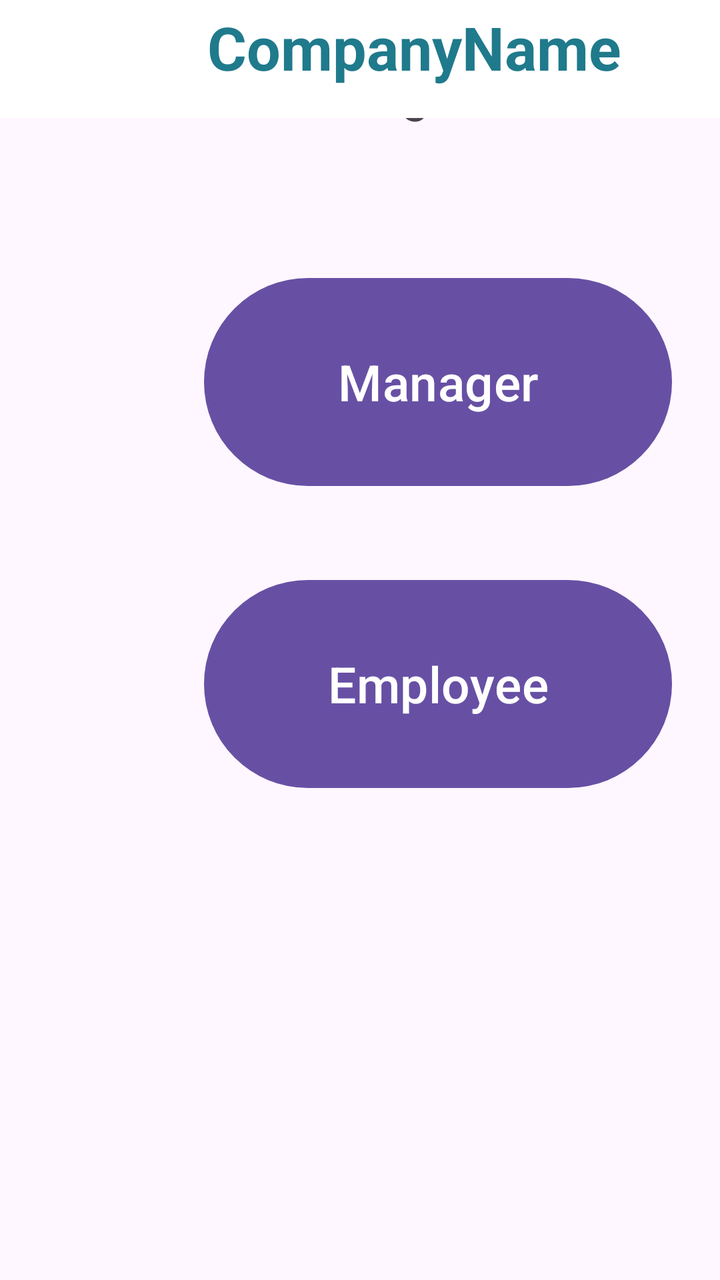
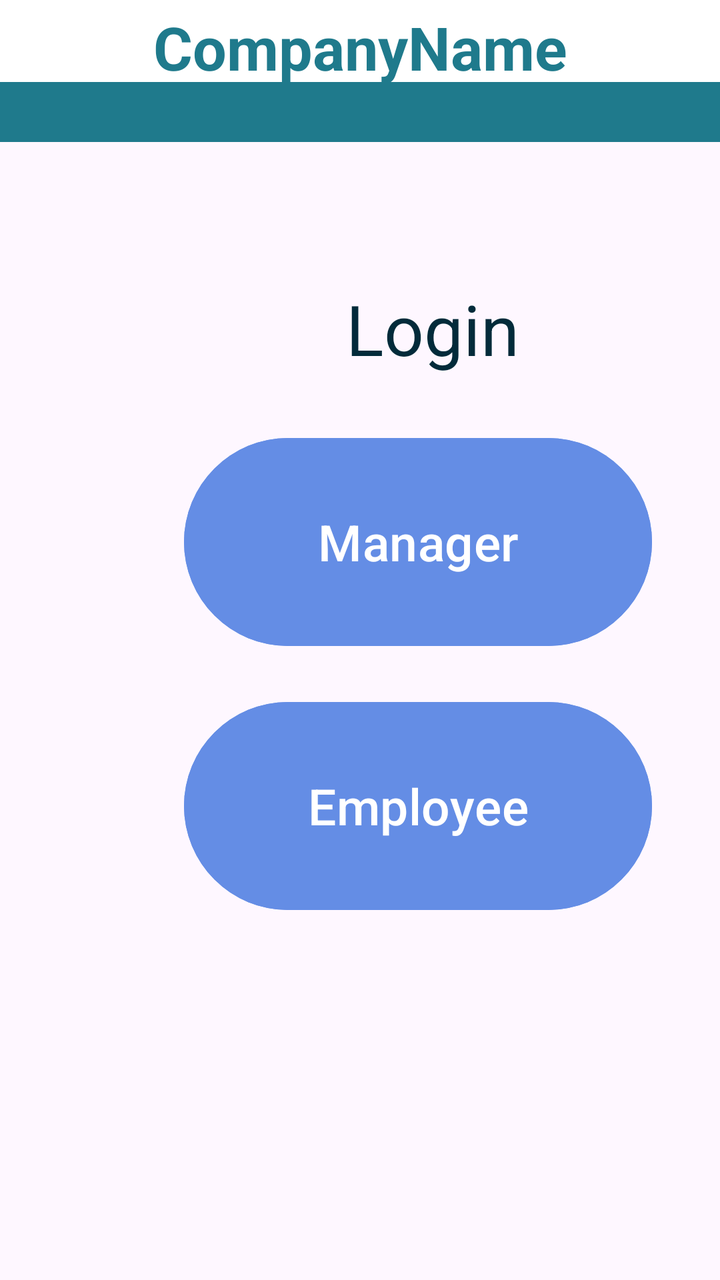

Two renders of the same Android screen: before a commit and after it. Below are the layout's source before the change and the commit's diff.
<!-- AndroidManifest.xml: application theme Theme.MyApplication -->
<!-- res/layout/activity_main.xml -->
<?xml version="1.0" encoding="utf-8"?>
<androidx.constraintlayout.widget.ConstraintLayout xmlns:android="http://schemas.android.com/apk/res/android"
    xmlns:app="http://schemas.android.com/apk/res-auto"
    xmlns:tools="http://schemas.android.com/tools"
    android:layout_width="match_parent"
    android:layout_height="match_parent"
    android:backgroundTint="#03A9F4"
    android:foregroundTint="#03A9F4"
    app:barrierMargin="10dp"
    android:id="@+id/main">

    <TextView
        android:id="@+id/textView2"
        android:layout_width="120dp"
        android:layout_height="74dp"


        android:layout_marginStart="173dp"
        android:layout_marginTop="50dp"
        android:fontFamily="sans-serif"
        android:text="Login"
        android:textSize="25dp"
        app:layout_constraintStart_toStartOf="parent"
        app:layout_constraintTop_toBottomOf="@+id/textView4" />

    <Button
        android:id="@+id/button"
        android:layout_width="234dp"
        android:layout_height="112dp"
        android:layout_marginStart="102dp"
        android:layout_marginTop="32dp"
        android:layout_marginBottom="39dp"
        android:text="Manager"
        android:textSize="25dp"
        app:layout_constraintBottom_toTopOf="@+id/employeelog"
        app:layout_constraintStart_toStartOf="parent"
        app:layout_constraintTop_toBottomOf="@+id/textView2" />

    <Button
        android:id="@+id/employeelog"
        android:layout_width="234dp"
        android:layout_height="112dp"
        android:layout_marginStart="102dp"
        android:layout_marginTop="39dp"
        android:text="Employee"
        android:textSize="25dp"
        app:layout_constraintStart_toStartOf="parent"
        app:layout_constraintTop_toBottomOf="@+id/button" />


    <TextView
        android:id="@+id/textView4"
        android:layout_width="wrap_content"
        android:layout_height="wrap_content"

        android:layout_marginBottom="661dp"
        android:width="420dp"
        android:height="70dp"
        android:background="@color/corporate_blue"
        app:layout_constraintBottom_toBottomOf="parent"
        app:layout_constraintEnd_toEndOf="parent"
        app:layout_constraintHorizontal_bias="0.0"
        app:layout_constraintStart_toStartOf="parent"
        app:layout_constraintTop_toTopOf="parent"
        app:layout_constraintVertical_bias="1.0" />

    <TextView
        android:id="@+id/textView"
        android:layout_width="414dp"
        android:layout_height="59dp"
        android:background="@color/white"
        android:paddingTop="10px"
        android:text="CompanyName"
        android:textAlignment="center"
        android:textColor="@color/corporate_blue"
        android:textSize="30dp"
        android:textStyle="bold"
        app:layout_constraintBottom_toTopOf="@+id/textView4"
        app:layout_constraintEnd_toEndOf="parent"
        app:layout_constraintHorizontal_bias="0.0"
        app:layout_constraintStart_toStartOf="parent"
        app:layout_constraintTop_toTopOf="parent"
        app:layout_constraintVertical_bias="0.0" />


</androidx.constraintlayout.widget.ConstraintLayout>
<!-- resources referenced by this layout -->
<resources>
  <color name="corporate_blue">#1F7A8C</color>
  <color name="white">#FFFFFFFF</color>
  <style name="Theme.MyApplication" parent="Base.Theme.MyApplication" />
  <style name="Base.Theme.MyApplication" parent="Theme.Material3.DayNight.NoActionBar">
          
          
      </style>
</resources>

<!-- the commit's change to res/layout/activity_main.xml (unified diff, before → after) -->
@@ -8,79 +8,73 @@
     android:foregroundTint="#03A9F4"
     app:barrierMargin="10dp"
     android:id="@+id/main">
-
-    <TextView
-        android:id="@+id/textView2"
-        android:layout_width="120dp"
-        android:layout_height="74dp"
+    <LinearLayout
+        android:layout_width="match_parent"
+        android:layout_height="match_parent"
+        android:orientation="vertical">
+        <LinearLayout
+            android:layout_width="match_parent"
+            android:layout_height="wrap_content"
+            android:orientation="vertical"
+            android:layout_marginBottom="20dp">
 
 
-        android:layout_marginStart="173dp"
-        android:layout_marginTop="50dp"
-        android:fontFamily="sans-serif"
-        android:text="Login"
-        android:textSize="25dp"
-        app:layout_constraintStart_toStartOf="parent"
-        app:layout_constraintTop_toBottomOf="@+id/textView4" />
+            <TextView
+                android:id="@+id/CompanyName"
+                android:layout_width="match_parent"
+                android:layout_height="41dp"
+                android:background="@color/white"
+                android:paddingTop="10px"
+                android:text="CompanyName"
+                android:textAlignment="center"
+                android:textColor="@color/corporate_blue"
+                android:textSize="30dp"
+                android:textStyle="bold" />
 
-    <Button
-        android:id="@+id/button"
-        android:layout_width="234dp"
-        android:layout_height="112dp"
-        android:layout_marginStart="102dp"
-        android:layout_marginTop="32dp"
-        android:layout_marginBottom="39dp"
-        android:text="Manager"
-        android:textSize="25dp"
-        app:layout_constraintBottom_toTopOf="@+id/employeelog"
-        app:layout_constraintStart_toStartOf="parent"
-        app:layout_constraintTop_toBottomOf="@+id/textView2" />
-
-    <Button
-        android:id="@+id/employeelog"
-        android:layout_width="234dp"
-        android:layout_height="112dp"
-        android:layout_marginStart="102dp"
-        android:layout_marginTop="39dp"
-        android:text="Employee"
-        android:textSize="25dp"
-        app:layout_constraintStart_toStartOf="parent"
-        app:layout_constraintTop_toBottomOf="@+id/button" />
+            <TextView
+                android:id="@+id/companynameline"
+                android:layout_width="wrap_content"
+                android:layout_height="wrap_content"
+                android:width="420dp"
+                android:height="30dp"
+                android:background="@color/corporate_blue" />
+        </LinearLayout>
+        <TextView
+            android:id="@+id/textView2"
+            android:layout_width="120dp"
+            android:layout_height="74dp"
 
 
-    <TextView
-        android:id="@+id/textView4"
-        android:layout_width="wrap_content"
-        android:layout_height="wrap_content"
+            android:layout_marginStart="173dp"
+            android:layout_marginTop="50dp"
+            android:fontFamily="sans-serif"
+            android:text="Login"
+            android:textSize="35sp"
+            android:textColor="@color/txt"
+            />
 
-        android:layout_marginBottom="661dp"
-        android:width="420dp"
-        android:height="70dp"
-        android:background="@color/corporate_blue"
-        app:layout_constraintBottom_toBottomOf="parent"
-        app:layout_constraintEnd_toEndOf="parent"
-        app:layout_constraintHorizontal_bias="0.0"
-        app:layout_constraintStart_toStartOf="parent"
-        app:layout_constraintTop_toTopOf="parent"
-        app:layout_constraintVertical_bias="1.0" />
+        <Button
+            android:id="@+id/button"
+            android:layout_width="234dp"
+            android:layout_height="112dp"
+            android:text="Manager"
+            android:textSize="25dp"
+            android:layout_marginLeft="92dp"
+            android:layout_marginBottom="20dp"
+            android:backgroundTint="@color/date_button"/>
 
-    <TextView
-        android:id="@+id/textView"
-        android:layout_width="414dp"
-        android:layout_height="59dp"
-        android:background="@color/white"
-        android:paddingTop="10px"
-        android:text="CompanyName"
-        android:textAlignment="center"
-        android:textColor="@color/corporate_blue"
-        android:textSize="30dp"
-        android:textStyle="bold"
-        app:layout_constraintBottom_toTopOf="@+id/textView4"
-        app:layout_constraintEnd_toEndOf="parent"
-        app:layout_constraintHorizontal_bias="0.0"
-        app:layout_constraintStart_toStartOf="parent"
-        app:layout_constraintTop_toTopOf="parent"
-        app:layout_constraintVertical_bias="0.0" />
+        <Button
+            android:id="@+id/employeelog"
+            android:layout_width="234dp"
+            android:layout_height="112dp"
+            android:text="Employee"
+            android:textSize="25dp"
+            android:layout_marginLeft="92dp"
+            android:backgroundTint="@color/date_button"/>
 
 
+
+
+    </LinearLayout>
+
 </androidx.constraintlayout.widget.ConstraintLayout>
<!-- resource entries referenced after the edit -->
@@ -1,6 +1,8 @@
 <!-- resources referenced by this layout -->
 <resources>
   <color name="corporate_blue">#1F7A8C</color>
+  <color name="date_button">#648DE5</color>
+  <color name="txt">#022B3A</color>
   <color name="white">#FFFFFFFF</color>
   <style name="Theme.MyApplication" parent="Base.Theme.MyApplication" />
   <style name="Base.Theme.MyApplication" parent="Theme.Material3.DayNight.NoActionBar">
